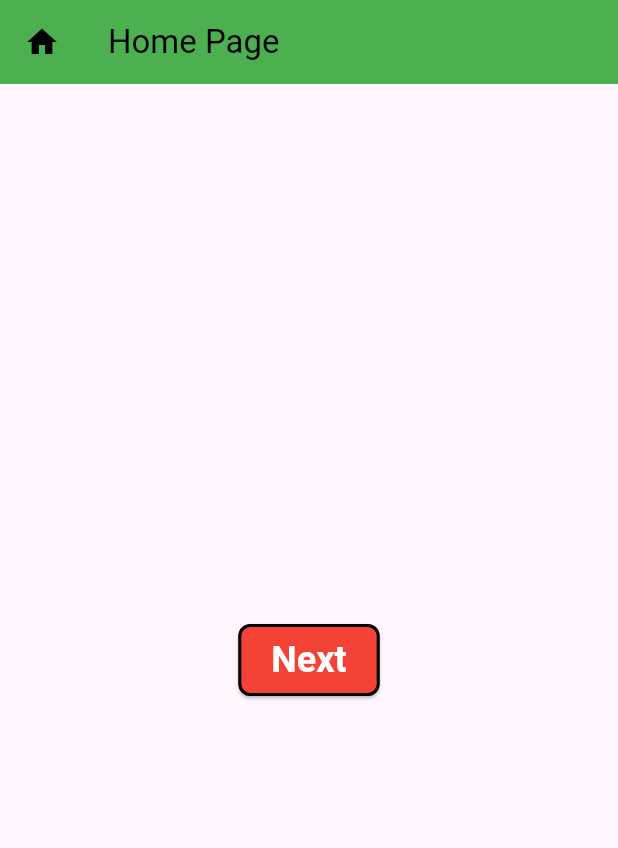
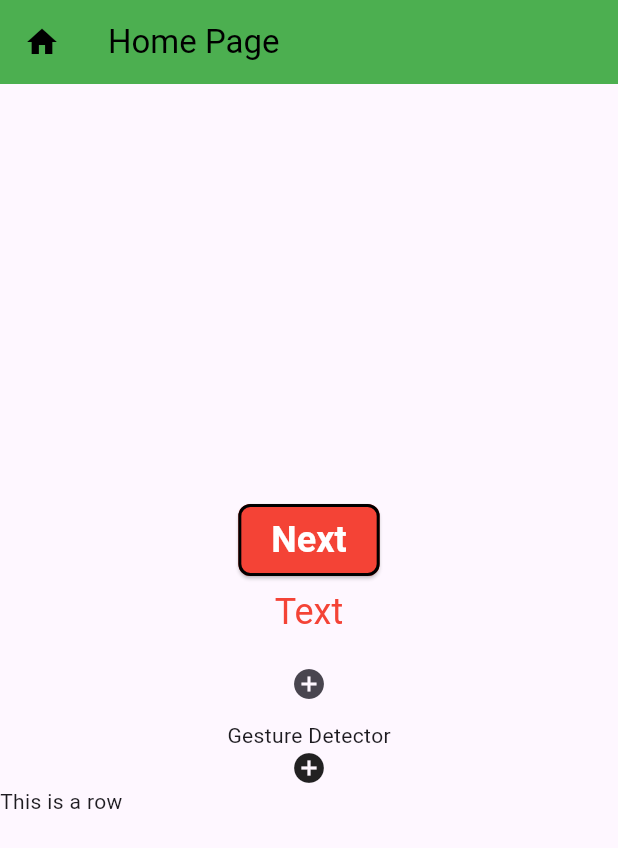
Before and after one commit to ashikmoinul/flutter_basics, a Flutter app: the screen it shows after launch, on a phone screen of 412 x 824 dp. Shown: the top 848 px of the screen. Run offline on Flutter 3.47's test engine with Material 3 defaults, Android fonts, the phone set to English and light mode, and no system bars.

Commit message:
Add TextButton, IconButton, GestureDetector in Home Screen

```diff
--- a/lib/main.dart
+++ b/lib/main.dart
@@ -58,8 +58,46 @@ class Home extends StatelessWidget {
               onPressed: () {
                 print('pressed');
               },
-              child: Text('Next'),
+              child: Row(
+                mainAxisSize: MainAxisSize.min,
+                children: [
+                  Text('Next'),
+                ],
+              ),
             ),
+            TextButton(
+              style: TextButton.styleFrom(
+                foregroundColor: Colors.red,
+                textStyle: TextStyle(fontSize: 24),
+              ),
+              onPressed: () {},
+              child: Text('Text'),
+            ),
+            IconButton(
+              onPressed: () {
+                print('Tapped in the button');
+              },
+              icon: Icon(Icons.add_circle),
+            ),
+            GestureDetector(
+              onTap: () {
+                print('On tap detected');
+              },
+              onDoubleTap: () {print('double tap detected');},
+              onLongPress: () {print('long tap detected');},
+
+              child: Column(
+                children: [
+                  Text('Gesture Detector'),
+                  Icon(Icons.add_circle),
+                  Row(
+                    children: [
+                      Text('This is a row'),
+                    ],
+                  )
+                ],
+              ),
+            )
           ],
         ),
       ),
```
